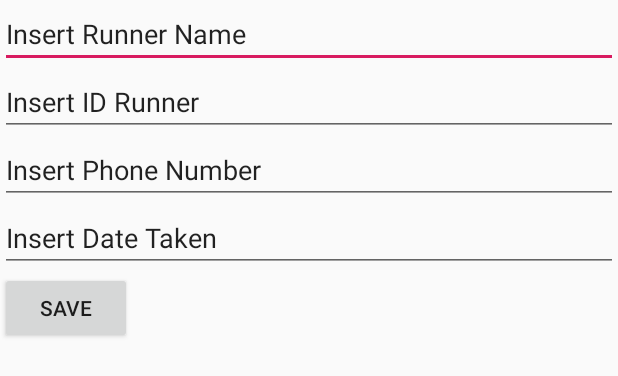
After one commit to syazwan010299/Q_Run2, an Android app: the layout insertrunnername.xml on its own in the app's theme, with its tools: preview values and no code run, on a phone screen of 412 x 824 dp. The commit adds this screen. Shown: the top 376 px of the screen. Run offline under Robolectric (Android 15) with nearby library versions, the phone set to English and light mode, and no system bars.

Commit message:
aq ade buat utk edit runner list

```diff
--- a/app/src/main/java/com/example/q_run2/MainActivity.java
+++ b/app/src/main/java/com/example/q_run2/MainActivity.java
@@ -1,15 +1,16 @@
 package com.example.q_run2;
 
+import com.example.q_run2.insertrunnername;
 import android.support.v7.app.AppCompatActivity;
 import android.os.Bundle;
 
 public class MainActivity extends AppCompatActivity {
 
+    insertrunnername Insert;
     @Override
     protected void onCreate(Bundle savedInstanceState) {
         super.onCreate(savedInstanceState);
-
-
         setContentView(R.layout.activity_main);
+        Insert = new insertrunnername();
     }
 }
--- /dev/null
+++ b/app/src/main/res/layout/insertrunnername.xml
@@ -0,0 +1,49 @@
+<?xml version="1.0" encoding="utf-8"?>
+<LinearLayout xmlns:android="http://schemas.android.com/apk/res/android"
+    android:layout_width="match_parent"
+    android:layout_height="match_parent">
+
+    <LinearLayout
+        android:layout_width="match_parent"
+        android:layout_height="match_parent"
+        android:orientation="vertical">
+
+        <EditText
+            android:id="@+id/runnername"
+            android:layout_width="match_parent"
+            android:layout_height="wrap_content"
+            android:ems="10"
+            android:inputType="textPersonName"
+            android:text="Insert Runner Name" />
+
+        <EditText
+            android:id="@+id/idrunner"
+            android:layout_width="match_parent"
+            android:layout_height="wrap_content"
+            android:ems="10"
+            android:inputType="textPersonName"
+            android:text="Insert ID Runner" />
+
+        <EditText
+            android:id="@+id/phonenumber"
+            android:layout_width="match_parent"
+            android:layout_height="wrap_content"
+            android:ems="10"
+            android:inputType="textPersonName"
+            android:text="Insert Phone Number" />
+
+        <EditText
+            android:id="@+id/datetaken"
+            android:layout_width="match_parent"
+            android:layout_height="wrap_content"
+            android:ems="10"
+            android:inputType="textPersonName"
+            android:text="Insert Date Taken" />
+
+        <Button
+            android:id="@+id/save"
+            android:layout_width="wrap_content"
+            android:layout_height="wrap_content"
+            android:text="save" />
+    </LinearLayout>
+</LinearLayout>
```
Also changed, not shown: app/src/main/java/com/example/q_run2/RunnerData.java (added, +43 -0 lines), app/src/main/java/com/example/q_run2/insertrunnername.java (added, +44 -0 lines).
